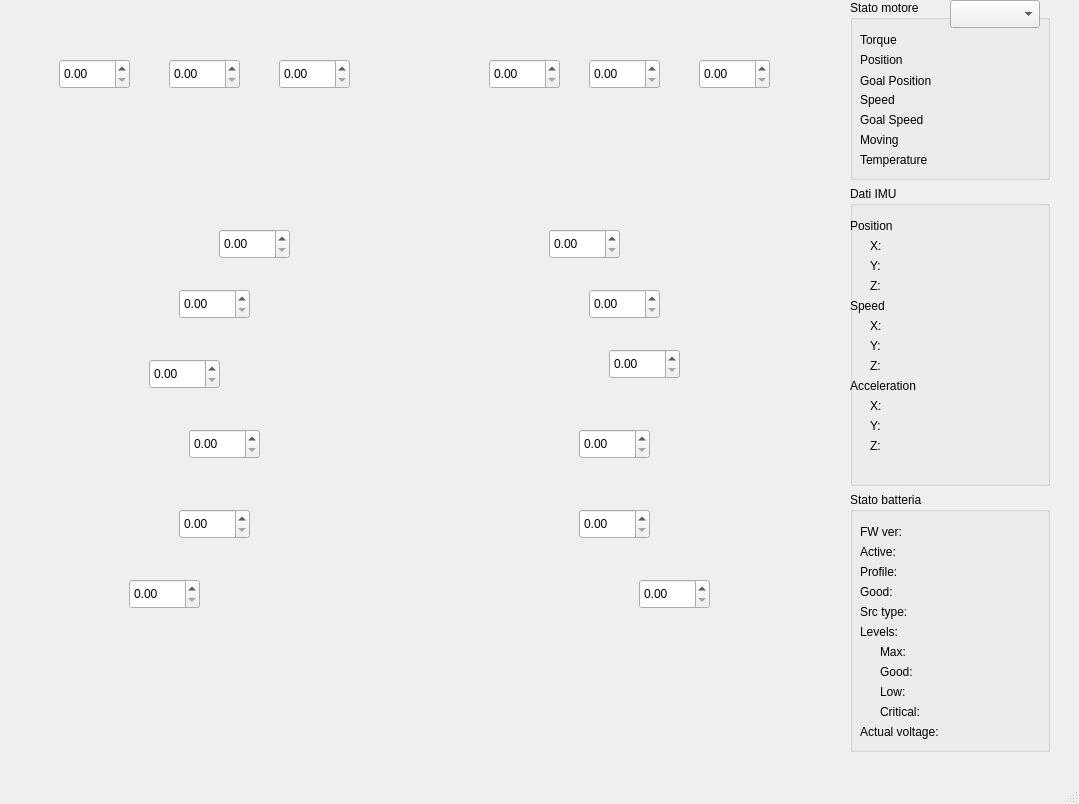
The window that res/GUI.ui (roncapat/RaspBioloid-ControlPanel) describes before a commit, drawn with Qt 5.
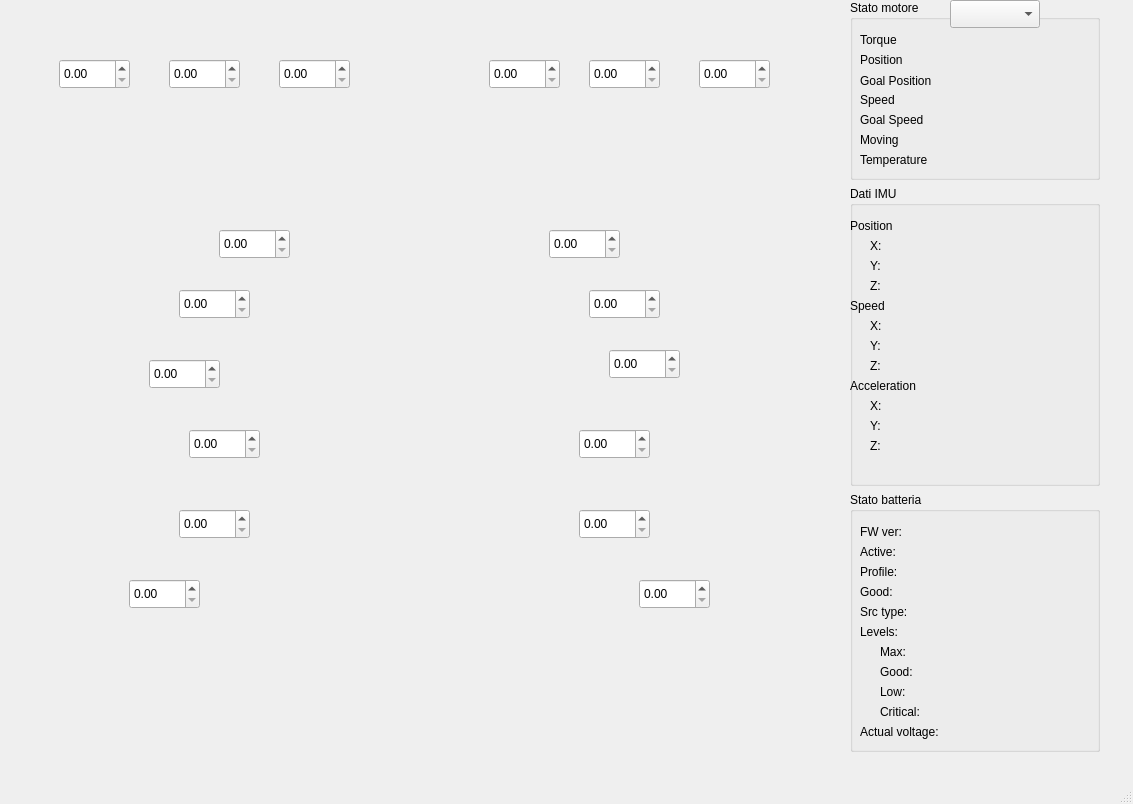
The same window after the commit. Icons and pictures are not drawn.

Commit message: Battery info at app bootstrap

Diff of the .ui file:
```diff
--- a/res/GUI.ui
+++ b/res/GUI.ui
@@ -6,7 +6,7 @@
    <rect>
     <x>0</x>
     <y>0</y>
-    <width>1079</width>
+    <width>1133</width>
     <height>804</height>
    </rect>
   </property>
@@ -328,7 +328,7 @@
      <rect>
       <x>850</x>
       <y>0</y>
-      <width>220</width>
+      <width>271</width>
       <height>761</height>
      </rect>
     </property>
@@ -345,14 +345,14 @@
      <item>
       <widget class="QGroupBox" name="motor">
        <property name="sizePolicy">
-        <sizepolicy hsizetype="Minimum" vsizetype="Fixed">
+        <sizepolicy hsizetype="Expanding" vsizetype="Fixed">
          <horstretch>0</horstretch>
          <verstretch>0</verstretch>
         </sizepolicy>
        </property>
        <property name="minimumSize">
         <size>
-         <width>200</width>
+         <width>250</width>
          <height>180</height>
         </size>
        </property>
@@ -483,14 +483,14 @@
      <item>
       <widget class="QGroupBox" name="imu">
        <property name="sizePolicy">
-        <sizepolicy hsizetype="Preferred" vsizetype="Fixed">
+        <sizepolicy hsizetype="Expanding" vsizetype="Fixed">
          <horstretch>0</horstretch>
          <verstretch>0</verstretch>
         </sizepolicy>
        </property>
        <property name="minimumSize">
         <size>
-         <width>200</width>
+         <width>250</width>
          <height>300</height>
         </size>
        </property>
@@ -658,14 +658,14 @@
      <item>
       <widget class="QGroupBox" name="battery">
        <property name="sizePolicy">
-        <sizepolicy hsizetype="Preferred" vsizetype="Fixed">
+        <sizepolicy hsizetype="Expanding" vsizetype="Fixed">
          <horstretch>0</horstretch>
          <verstretch>0</verstretch>
         </sizepolicy>
        </property>
        <property name="minimumSize">
         <size>
-         <width>200</width>
+         <width>250</width>
          <height>260</height>
         </size>
        </property>
@@ -820,7 +820,124 @@
          <rect>
           <x>120</x>
           <y>230</y>
-          <width>66</width>
+          <width>131</width>
+          <height>20</height>
+         </rect>
+        </property>
+        <property name="text">
+         <string/>
+        </property>
+       </widget>
+       <widget class="QLabel" name="fw_ver">
+        <property name="geometry">
+         <rect>
+          <x>80</x>
+          <y>30</y>
+          <width>171</width>
+          <height>20</height>
+         </rect>
+        </property>
+        <property name="text">
+         <string/>
+        </property>
+       </widget>
+       <widget class="QLabel" name="critical_v">
+        <property name="geometry">
+         <rect>
+          <x>120</x>
+          <y>210</y>
+          <width>131</width>
+          <height>20</height>
+         </rect>
+        </property>
+        <property name="text">
+         <string/>
+        </property>
+       </widget>
+       <widget class="QLabel" name="low_v">
+        <property name="geometry">
+         <rect>
+          <x>120</x>
+          <y>190</y>
+          <width>131</width>
+          <height>20</height>
+         </rect>
+        </property>
+        <property name="text">
+         <string/>
+        </property>
+       </widget>
+       <widget class="QLabel" name="good_v">
+        <property name="geometry">
+         <rect>
+          <x>120</x>
+          <y>170</y>
+          <width>131</width>
+          <height>20</height>
+         </rect>
+        </property>
+        <property name="text">
+         <string/>
+        </property>
+       </widget>
+       <widget class="QLabel" name="max_v">
+        <property name="geometry">
+         <rect>
+          <x>120</x>
+          <y>150</y>
+          <width>131</width>
+          <height>20</height>
+         </rect>
+        </property>
+        <property name="text">
+         <string/>
+        </property>
+       </widget>
+       <widget class="QLabel" name="src_type">
+        <property name="geometry">
+         <rect>
+          <x>80</x>
+          <y>110</y>
+          <width>171</width>
+          <height>20</height>
+         </rect>
+        </property>
+        <property name="text">
+         <string/>
+        </property>
+       </widget>
+       <widget class="QLabel" name="good">
+        <property name="geometry">
+         <rect>
+          <x>80</x>
+          <y>90</y>
+          <width>171</width>
+          <height>20</height>
+         </rect>
+        </property>
+        <property name="text">
+         <string/>
+        </property>
+       </widget>
+       <widget class="QLabel" name="profile">
+        <property name="geometry">
+         <rect>
+          <x>80</x>
+          <y>70</y>
+          <width>171</width>
+          <height>20</height>
+         </rect>
+        </property>
+        <property name="text">
+         <string/>
+        </property>
+       </widget>
+       <widget class="QLabel" name="active">
+        <property name="geometry">
+         <rect>
+          <x>80</x>
+          <y>50</y>
+          <width>171</width>
           <height>20</height>
          </rect>
         </property>
```
Left out of the diff: 24 changed lines with no effect on the pictures. The commit also changes 2 other files.
